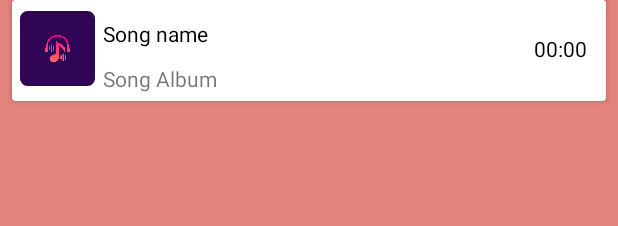
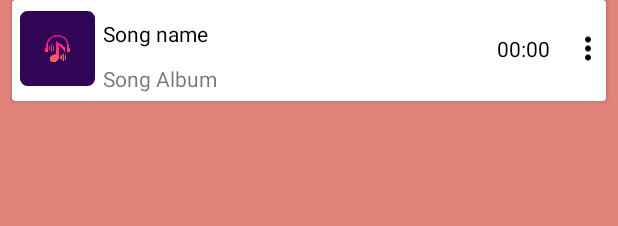
Before and after one commit to EngFred/music-player, an Android app: the layout music_item.xml on its own in the app's theme, with its tools: preview values and no code run, on a phone screen of 412 x 824 dp. Shown: the top 226 px of the screen. Run offline under Robolectric (Android 15) with nearby library versions, the phone set to English and light mode, and no system bars.

Commit message:
initial update

```diff
--- a/app/src/main/java/com/engineer/fred/audioplayer/MusicService.kt
+++ b/app/src/main/java/com/engineer/fred/audioplayer/MusicService.kt
@@ -67,7 +67,7 @@ class MusicService : Service(), AudioManager.OnAudioFocusChangeListener {
                     .setLargeIcon( image )
                     .setStyle( androidx.media.app.NotificationCompat.MediaStyle().setMediaSession( mediaSessionCompat.sessionToken ) )
                     .setPriority(NotificationCompat.PRIORITY_HIGH)
-                    .setOnlyAlertOnce( true )
+                    .setOnlyAlertOnce(true)
                     .setVisibility(NotificationCompat.VISIBILITY_PUBLIC)
                     .addAction(R.drawable.android_prev_not, "Prev", prevPendingIntent)
                     .addAction(playPauseIcon, "Play", playPendingIntent)
--- a/app/src/main/java/com/engineer/fred/audioplayer/PlayerActivity.kt
+++ b/app/src/main/java/com/engineer/fred/audioplayer/PlayerActivity.kt
@@ -148,7 +148,7 @@ class PlayerActivity: AppCompatActivity(), MediaPlayer.OnCompletionListener, Ser
         binding.apply {
             songName.text = musicListPA[songPosition].title
             songName.isSelected = true
-            artistName.text = musicListPA[songPosition].artist
+            artistName.text = musicListPA[songPosition].album
             binding.songDuration.text = formatDuration(musicListPA[songPosition].duration)
             if (isPlaying) binding.playPauseBtn.setImageResource(R.drawable.baseline_pause_24)
             else binding.playPauseBtn.setImageResource(R.drawable.play)
--- /dev/null
+++ b/app/src/main/res/drawable/more_vert.xml
@@ -0,0 +1,5 @@
+<vector xmlns:android="http://schemas.android.com/apk/res/android" android:height="24dp" android:tint="#000000" android:viewportHeight="24" android:viewportWidth="24" android:width="24dp">
+
+    <path android:fillColor="@android:color/white" android:pathData="M12,8c1.1,0 2,-0.9 2,-2s-0.9,-2 -2,-2 -2,0.9 -2,2 0.9,2 2,2zM12,10c-1.1,0 -2,0.9 -2,2s0.9,2 2,2 2,-0.9 2,-2 -0.9,-2 -2,-2zM12,16c-1.1,0 -2,0.9 -2,2s0.9,2 2,2 2,-0.9 2,-2 -0.9,-2 -2,-2z"/>
+
+</vector>
--- a/app/src/main/res/layout/music_item.xml
+++ b/app/src/main/res/layout/music_item.xml
@@ -52,10 +52,22 @@
             android:layout_width="50dp"
             android:layout_height="50dp"
             android:text="@string/started"
-            android:layout_alignParentEnd="true"
+            android:layout_alignEnd="@id/more"
             android:gravity="center"
             android:textColor="@color/black"
+            android:layout_marginEnd="30dp"
             android:layout_marginHorizontal="5dp"/>
+
+        <ImageView
+            android:id="@+id/more"
+            android:layout_width="wrap_content"
+            android:layout_height="wrap_content"
+            android:contentDescription="more"
+            android:src="@drawable/more_vert"
+            android:layout_alignParentEnd="true"
+            android:layout_alignParentTop="true"
+            android:layout_marginStart="10dp"
+            android:layout_alignBottom="@id/image_music_view" />
     </RelativeLayout>
 
 </androidx.cardview.widget.CardView>
```
Also changed, not shown: app/src/main/res/layout/activity_player.xml (+3 -5 lines), app/src/main/res/layout/fav_audio.xml (+12 -0 lines).
